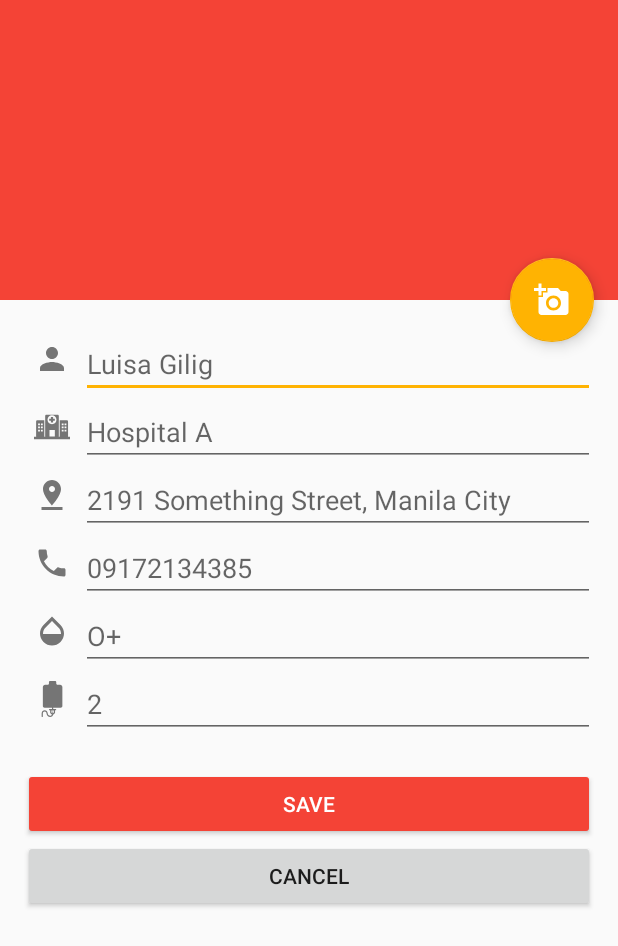
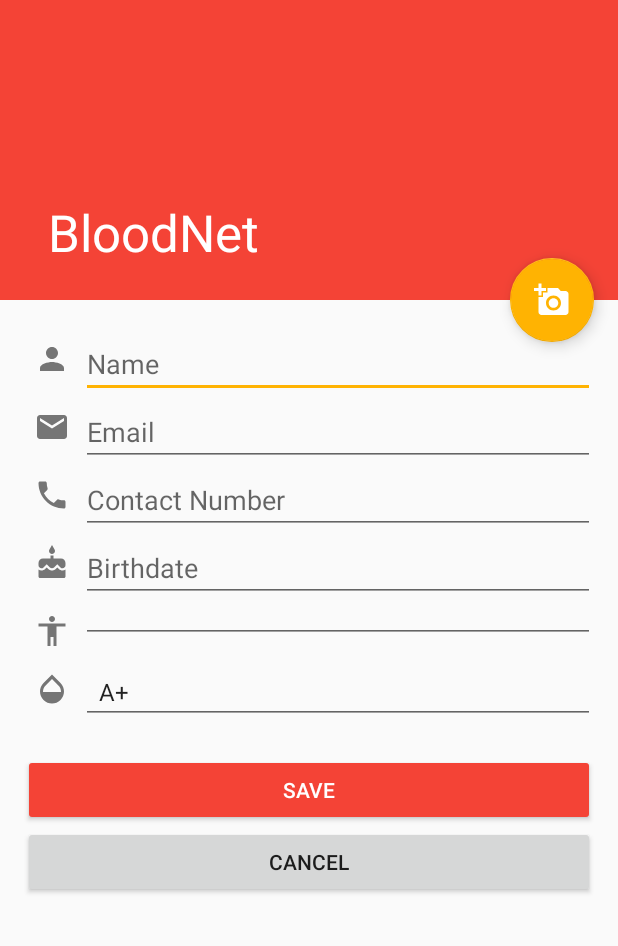
Before and after one commit to dionne-ong/BloodNet, an Android app: the EditPostActivity screen opened directly, with no data from a screen before it, on a phone screen of 412 x 824 dp. Shown: the top 946 px of the screen. Run offline under Robolectric (Android 15) with nearby library versions, the phone set to English and light mode, and no system bars; our stand-ins replace Firebase (no records; nobody signed in at launch, a user with empty details on screens opened directly); pictures from the network do not load; 8 statements that could not run were skipped.

Commit message:
Create Post: - changed textview to edittext - spinners
Edit Post added

```diff
--- a/app/src/main/java/edu/mobapde/bloodnet/EditPostActivity.java
+++ b/app/src/main/java/edu/mobapde/bloodnet/EditPostActivity.java
@@ -1,6 +1,7 @@
 package edu.mobapde.bloodnet;
 
 import android.Manifest;
+import android.app.DatePickerDialog;
 import android.content.Intent;
 import android.content.pm.PackageManager;
 import android.net.Uri;
@@ -9,88 +10,150 @@ import android.os.Environment;
 import android.provider.MediaStore;
 import android.support.design.widget.FloatingActionButton;
 import android.support.v4.app.ActivityCompat;
+import android.support.v4.app.DialogFragment;
 import android.support.v4.content.ContextCompat;
 import android.support.v7.app.AppCompatActivity;
 import android.support.v7.widget.Toolbar;
+import android.util.Log;
 import android.view.Menu;
 import android.view.View;
+import android.widget.ArrayAdapter;
 import android.widget.Button;
+import android.widget.DatePicker;
+import android.widget.EditText;
 import android.widget.ImageView;
+import android.widget.Spinner;
 import android.widget.TextView;
+
+import com.google.firebase.auth.FirebaseAuth;
+import com.google.firebase.database.DataSnapshot;
+import com.google.firebase.database.DatabaseError;
+import com.google.firebase.database.DatabaseReference;
+import com.google.firebase.database.FirebaseDatabase;
+import com.google.firebase.database.ValueEventListener;
 
 import java.io.File;
 import java.text.SimpleDateFormat;
+import java.util.Calendar;
 import java.util.Date;
+import java.util.GregorianCalendar;
+
+import edu.mobapde.bloodnet.DBObjects.DBOPost;
+import edu.mobapde.bloodnet.DBObjects.DBOUser;
+import edu.mobapde.bloodnet.fragments.DatePickerFragment;
+import edu.mobapde.bloodnet.models.User;
+import edu.mobapde.bloodnet.models.posts.Post;
+
+import static android.R.attr.format;
 
 /**
  * Created by Luisa Gilig on 18/03/2017.
  */
 
-public class EditPostActivity extends AppCompatActivity{
+public class EditPostActivity extends AppCompatActivity {
+
 
     Button btnSave, btnCancel;
-    TextView tvName, tvLocation, tvContactNumber, tvBloodType, tvQuantity, tvPhoto, tvAddress, tvSliderText;
+    EditText etName, etLocation, etContactNumber, etQuantity, tvPhoto, etAddress;
+    Spinner spBType;
+    ArrayAdapter<CharSequence> adapter, adapterB;
     ImageView imgBarPicture;
     FloatingActionButton fab;
-    SlideButton sb;
+    FirebaseAuth auth;
+    DatabaseReference postRef;
+
     public static final int REQUEST_CODE_TAKE_PHOTO = 101;
+
 
     @Override
     protected void onCreate(Bundle savedInstanceState) {
         super.onCreate(savedInstanceState);
-        setContentView(R.layout.activity_create_post);
+        setContentView(R.layout.activity_profile_fab);
 
-        sb = (SlideButton) findViewById(R.id.unlockButton);
-        tvSliderText = (TextView) findViewById(R.id.slider_text);
-        btnCancel = (Button) findViewById(R.id.b_cancel);
-        btnSave = (Button) findViewById(R.id.b_submit);
-        tvName = (TextView) findViewById(R.id.tv_content_name);
-        tvLocation = (TextView) findViewById(R.id.tv_content_location);
-        tvContactNumber = (TextView) findViewById(R.id.tv_content_num);
-        tvBloodType = (TextView) findViewById(R.id.tv_content_btype);
-        tvQuantity = (TextView) findViewById(R.id.tv_content_quantity);
-        tvAddress = (TextView) findViewById(R.id.tv_content_address);
 
-        sb.setVisibility(View.GONE);
-        tvSliderText.setVisibility(View.GONE);
+        Toolbar toolbar = (Toolbar) findViewById(R.id.toolbar);
+        setSupportActionBar(toolbar);
 
-        //whatever is in the database
-        tvName.setHint("Luisa Gilig");
-        tvLocation.setHint("Hospital A");
-        tvAddress.setHint("2191 Something Street, Manila City");
-        tvContactNumber.setHint("09172134385");
-        tvBloodType.setHint("O+");
-        tvQuantity.setHint("2");
-        btnCancel.setText("Cancel");
-        btnSave.setText("Save");
+        btnSave = (Button) findViewById(R.id.btn_save);
+        btnCancel = (Button) findViewById(R.id.btn_cancel);
+        imgBarPicture = (ImageView) findViewById(R.id.img_bar_picture);
 
-        btnCancel.setOnClickListener(new View.OnClickListener() {
+        if (ContextCompat.checkSelfPermission(this, Manifest.permission.CAMERA) != PackageManager.PERMISSION_GRANTED) {
+            fab.setEnabled(false);
+            ActivityCompat.requestPermissions(this, new String[] { Manifest.permission.CAMERA, Manifest.permission.WRITE_EXTERNAL_STORAGE }, 0);
+        }
+        auth = FirebaseAuth.getInstance();
+        postRef = FirebaseDatabase.getInstance().getReference()
+                .child(DBOPost.POST_REF)
+                .child(auth.getCurrentUser().getUid());
+
+
+        spBType = (Spinner) findViewById(R.id.s_bloodtype);
+        adapterB = ArrayAdapter.createFromResource(this,
+                R.array.bloodtype, android.R.layout.simple_spinner_item);
+        adapter.setDropDownViewResource(android.R.layout.simple_spinner_dropdown_item);
+        spBType.setAdapter(adapterB);
+
+
+        etName = (EditText) findViewById(R.id.tv_content_name);
+
+        postRef.addListenerForSingleValueEvent(new ValueEventListener() {
             @Override
-            public void onClick(View v) {
-                finish();
+            public void onDataChange(DataSnapshot dataSnapshot) {
+                Post p = dataSnapshot.getValue(Post.class);
+                etName.setText(p.getPatientName());
+                etContactNumber.setText(p.getContactNum());
+                etLocation.setText(p.getHospitalName());
+                etAddress.setText(p.getHospitalAddress());
+                for(int i=0; i<adapterB.getCount(); i++){
+                    if(adapterB.getItem(i).equals(p.getBloodType())){
+                        spBType.setSelection(i);
+                    }
+                }
+                etQuantity.setText(p.getNeededBags());
+                // etGender.setText(u.getGender());
+                // etBType.setText(u.getBloodType());
+            }
+
+            @Override
+            public void onCancelled(DatabaseError databaseError) {
+
+            }
+        });
+
+        fab.setOnClickListener(new View.OnClickListener() {
+            @Override
+            public void onClick(View view) {
+                takePicture(view);
             }
         });
 
         btnSave.setOnClickListener(new View.OnClickListener() {
             @Override
             public void onClick(View v) {
+                Post newData = new Post();
+                newData.setPatientName(etName.getText().toString());
+                newData.setBloodType(spBType.getSelectedItem().toString());
+                newData.setContactNum(etContactNumber.getText().toString());
+                Log.i("DB", "[FIREBASE] "+newData.toString());
+                postRef.setValue(newData, new DatabaseReference.CompletionListener() {
+                    @Override
+                    public void onComplete(DatabaseError databaseError, DatabaseReference databaseReference) {
+                        if(databaseError!=null)
+                            Log.e("DB", "[FIREBASE] Error updating data. "+databaseError.getMessage());
+                        else{
+                            Log.i("DB", "[FIREBASE] Updates data.");
+                        }
+                    }
+                });
                 finish();
             }
         });
 
-        imgBarPicture = (ImageView) findViewById(R.id.img_bar_picture_post);
-
-        fab = (FloatingActionButton) findViewById(R.id.fab_edit_profile);
-
-        if (ContextCompat.checkSelfPermission(this, Manifest.permission.CAMERA) != PackageManager.PERMISSION_GRANTED) {
-            fab.setEnabled(false);
-            ActivityCompat.requestPermissions(this, new String[] { Manifest.permission.CAMERA, Manifest.permission.WRITE_EXTERNAL_STORAGE }, 0);
-        }
-
-        fab.setOnClickListener(new View.OnClickListener() {
+        btnCancel.setOnClickListener(new View.OnClickListener() {
             @Override
-            public void onClick(View view) {
-                takePicture(view);
+            public void onClick(View v) {
+                finish();
             }
         });
 
@@ -140,4 +203,10 @@ public class EditPostActivity extends AppCompatActivity{
                 "IMG_"+ timeStamp + ".jpg");
     }
 
+
+    public void showDatePickerDialog(View v) {
+        DialogFragment newFragment = new DatePickerFragment();
+        newFragment.show(getSupportFragmentManager(), "datePicker");
+    }
+
 }
--- a/app/src/main/java/edu/mobapde/bloodnet/EditProfileFABActivity.java
+++ b/app/src/main/java/edu/mobapde/bloodnet/EditProfileFABActivity.java
@@ -71,6 +71,7 @@ public class EditProfileFABActivity extends AppCompatActivity
     protected void onCreate(Bundle savedInstanceState) {
         super.onCreate(savedInstanceState);
         setContentView(R.layout.activity_profile_fab);
+
         Toolbar toolbar = (Toolbar) findViewById(R.id.toolbar);
         setSupportActionBar(toolbar);
 
--- a/app/src/main/java/edu/mobapde/bloodnet/models/posts/Post.java
+++ b/app/src/main/java/edu/mobapde/bloodnet/models/posts/Post.java
@@ -140,4 +140,5 @@ public class Post {
     public String toString() {
         return new Gson().toJson(this);
     }
+
 }
--- a/app/src/main/res/layout/activity_create_post.xml
+++ b/app/src/main/res/layout/activity_create_post.xml
@@ -164,10 +164,10 @@
                     android:src="@drawable/ic_opacity_black_24px"
                     android:tint="@color/textSecondaryColor" />
 
-                <EditText
-                    android:id="@+id/tv_content_btype"
+                <Spinner style="@style/Base.V7.Widget.AppCompat.EditText"
+                    android:id="@+id/s_bloodtype"
                     android:layout_width="match_parent"
-                    android:layout_height="wrap_content"/>
+                    android:layout_height="wrap_content" />
 
             </LinearLayout>
 
--- a/app/src/main/res/layout/expanding_sub_item.xml
+++ b/app/src/main/res/layout/expanding_sub_item.xml
@@ -24,6 +24,7 @@
             android:layout_width="fill_parent"
             android:layout_height="wrap_content"
             android:orientation="horizontal"
+            android:checkedButton="@+id/rb_A"
             android:id="@+id/rg_type">
             <RadioButton android:id="@+id/rb_A"
                 android:layout_width="wrap_content"
@@ -61,6 +62,7 @@
             android:layout_width="fill_parent"
             android:layout_height="wrap_content"
             android:orientation="horizontal"
+            android:checkedButton="@+id/rb_pos"
             android:id="@+id/rg_sign">
             <RadioButton android:id="@+id/rb_pos"
                 android:layout_width="wrap_content"
```
Also changed, not shown: app/src/main/java/edu/mobapde/bloodnet/CreatePostActivity.java (+31 -20 lines), app/src/main/java/edu/mobapde/bloodnet/FilterPostActivity.java (+25 -23 lines).
